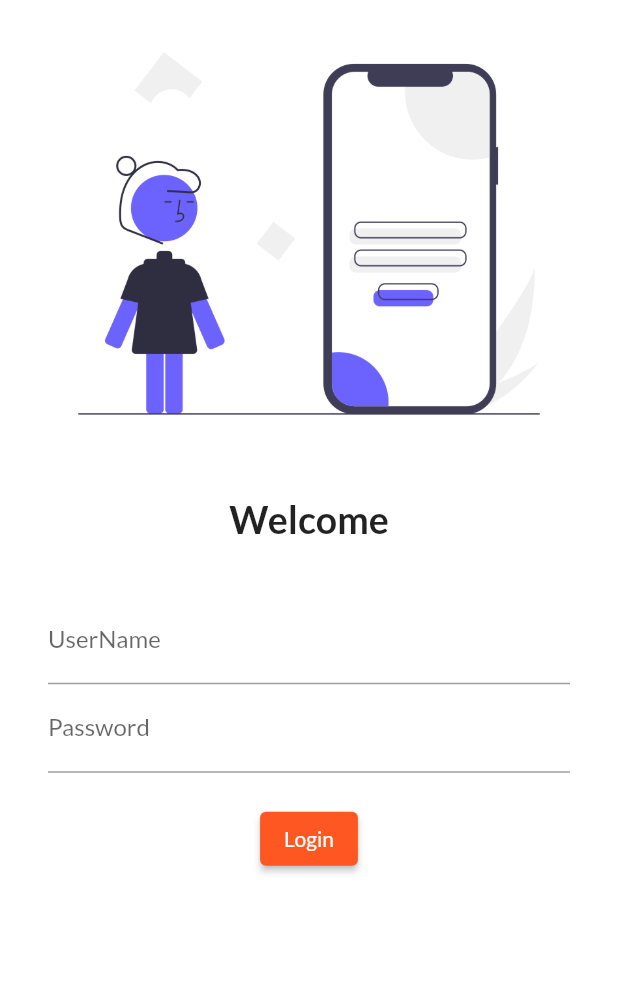
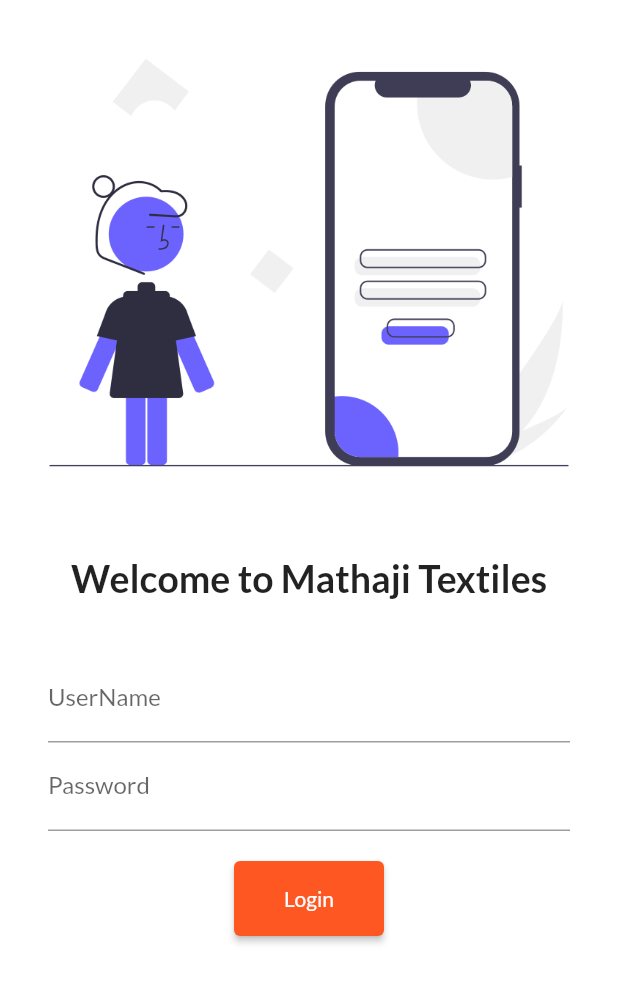
Before and after one commit to Dinesh-choudhary-Wow/Flutter_1st_Project, a Flutter app: the screen it shows after launch, on a phone screen of 412 x 824 dp. Shown: the top 983 px of the screen. Run offline on Flutter 3.47's test engine with Material 2 defaults, Android fonts, the phone set to English and light mode, and no system bars; our stand-ins replace google_fonts.

Commit message:
day 5 completed learnt how to navigate from one page to another

```diff
--- a/lib/main.dart
+++ b/lib/main.dart
@@ -1,11 +1,12 @@
 import 'package:flutter/material.dart';
+import 'package:flutter_newp/utils/routes.dart';
 
 import 'screens/home_page.dart';
 import 'screens/login_page.dart';
 import 'package:google_fonts/google_fonts.dart';
 
 void main() {
-  runApp(MyApp());
+  runApp(const MyApp());
 }
 
 class MyApp extends StatelessWidget {
@@ -21,11 +22,12 @@
       darkTheme: ThemeData(
         brightness: Brightness.dark,
       ),
+      // debugShowCheckedModeBanner: false,
       // initialRoute: "/home",
       routes: {
-        "/": (context) => LoginPage(),
-        "/home": (context) => HomePage(),
-        "/login": (context) => LoginPage(),
+        "/": (context) => const LoginPage(),
+        MyRoutes.homeRoute: (context) => const HomePage(),
+        MyRoutes.loginRoute: (context) => const LoginPage(),
       },
     );
   }
--- a/lib/screens/home_page.dart
+++ b/lib/screens/home_page.dart
@@ -1,15 +1,19 @@
 import 'package:flutter/material.dart';
 
 class HomePage extends StatelessWidget {
+  const HomePage({Key? key}) : super(key: key);
+
   @override
   Widget build(BuildContext context) {
-    final String ShopIntro = "Welcome to New1 Mathaji textiles";
+    // ignore: constant_identifier_names
+    const String ShopIntro = "Welcome to New1 Mathaji textiles";
 
     return Scaffold(
       appBar: AppBar(
         title: Text("Catelog Collections"),
       ),
       body: Center(
+        // ignore: avoid_unnecessary_containers
         child: Container(
           child: Text('$ShopIntro'),
         ),
--- a/lib/screens/login_page.dart
+++ b/lib/screens/login_page.dart
@@ -1,4 +1,5 @@
 import 'package:flutter/material.dart';
+import 'package:flutter_newp/utils/routes.dart';
 
 class LoginPage extends StatelessWidget {
   const LoginPage({Key? key}) : super(key: key);
@@ -7,24 +8,27 @@
   Widget build(BuildContext context) {
     return Material(
         color: Colors.white,
+        child: SingleChildScrollView(
           child: Column(
             children: [
               Image.asset(
                 "assets/images/login_image.png",
                 fit: BoxFit.cover,
+                height: 350,
               ),
               SizedBox(
                 height: 20,
               ),
               Text(
-              "Welcome",
+                "Welcome to Mathaji Textiles",
                 style: TextStyle(fontSize: 25, fontWeight: FontWeight.bold),
               ),
               SizedBox(
                 height: 20,
               ),
               Padding(
-              padding: const EdgeInsets.symmetric(vertical: 16, horizontal: 32),
+                padding:
+                    const EdgeInsets.symmetric(vertical: 16, horizontal: 32),
                 child: Column(
                   children: [
                     TextFormField(
@@ -41,15 +45,16 @@
                     ),
                     ElevatedButton(
                       onPressed: () {
-                      print("Hello Customer");
+                        Navigator.pushNamed(context, MyRoutes.homeRoute);
                       },
                       child: Text("Login"),
-                    style: TextButton.styleFrom(),
+                      style: TextButton.styleFrom(minimumSize: Size(100, 50)),
                     )
                   ],
                 ),
               )
             ],
+          ),
         ));
   }
 }
--- /dev/null
+++ b/lib/utils/routes.dart
@@ -0,0 +1,4 @@
+class MyRoutes {
+  static String loginRoute = "/login";
+  static String homeRoute = "/home";
+}
```
Lines whose indentation alone changed are shown as unchanged.
